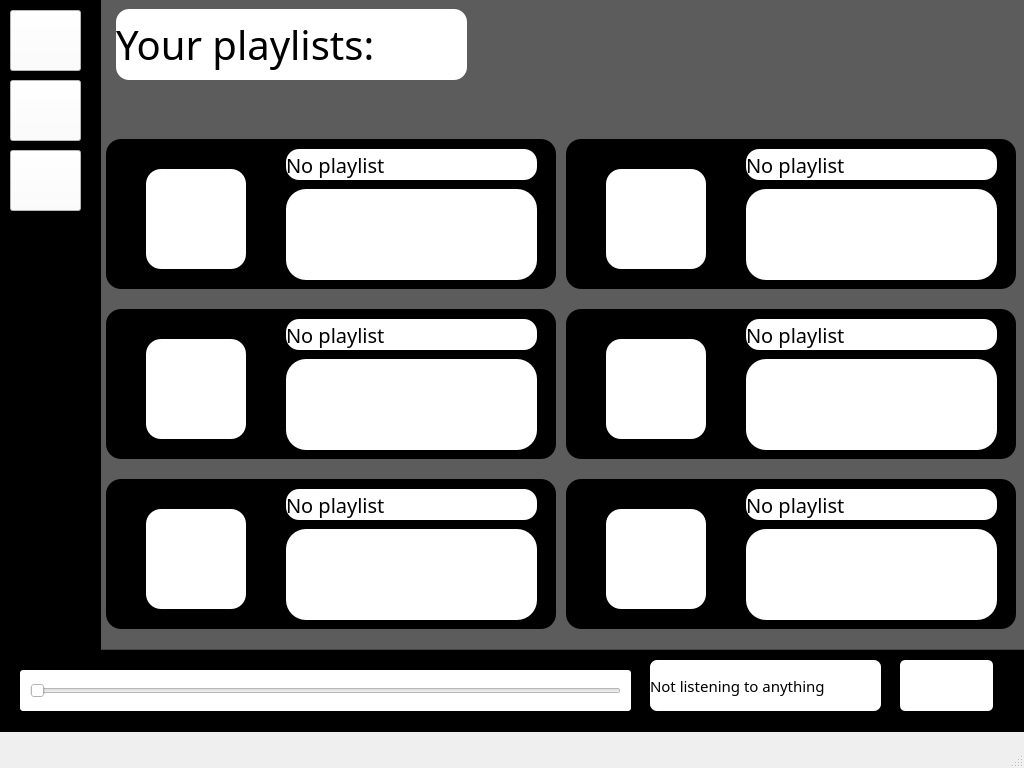
DoMinhTuong/python-app, file ui/mainmenu.ui: the form before one commit.
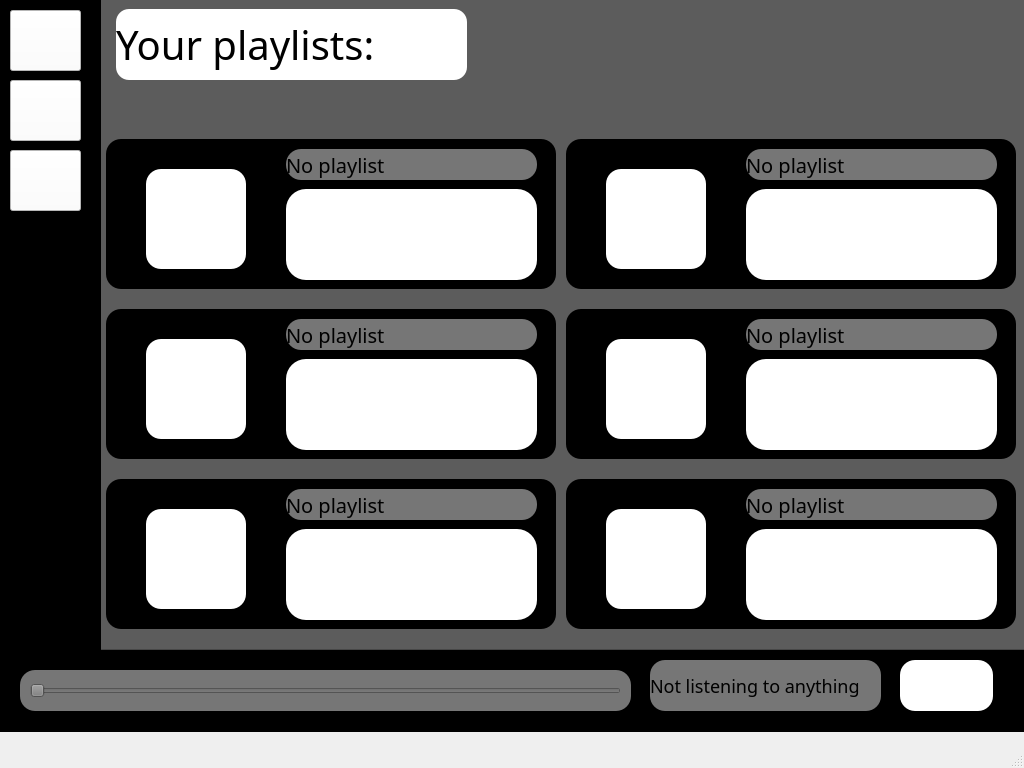
The form after the commit. The open tabs and pages were chosen to show the change. Icons and pictures are not drawn.

```diff
--- a/ui/mainmenu.ui
+++ b/ui/mainmenu.ui
@@ -256,12 +256,14 @@
         <property name="font">
          <font>
           <family>Segoe UI Black</family>
-          <pointsize>15</pointsize>
+          <pointsize>-1</pointsize>
          </font>
         </property>
         <property name="styleSheet">
-         <string notr="true">background-color:rgb(255, 255, 255);
-border-radius: 13px;</string>
+         <string notr="true">background-color:rgb(118, 118, 118);
+border-radius: 15px;
+font-size:20px;
+color: rgb(0, 0, 0);</string>
         </property>
         <property name="text">
          <string>No playlist</string>
@@ -349,12 +351,14 @@
         <property name="font">
          <font>
           <family>Segoe UI Black</family>
-          <pointsize>15</pointsize>
+          <pointsize>-1</pointsize>
          </font>
         </property>
         <property name="styleSheet">
-         <string notr="true">background-color:rgb(255, 255, 255);
-border-radius: 13px;</string>
+         <string notr="true">background-color:rgb(118, 118, 118);
+border-radius: 15px;
+font-size:20px;
+color: rgb(0, 0, 0);</string>
         </property>
         <property name="text">
          <string>No playlist</string>
@@ -442,12 +446,14 @@
         <property name="font">
          <font>
           <family>Segoe UI Black</family>
-          <pointsize>15</pointsize>
+          <pointsize>-1</pointsize>
          </font>
         </property>
         <property name="styleSheet">
-         <string notr="true">background-color:rgb(255, 255, 255);
-border-radius: 13px;</string>
+         <string notr="true">background-color:rgb(118, 118, 118);
+border-radius: 15px;
+font-size:20px;
+color: rgb(0, 0, 0);</string>
         </property>
         <property name="text">
          <string>No playlist</string>
@@ -535,12 +541,14 @@
         <property name="font">
          <font>
           <family>Segoe UI Black</family>
-          <pointsize>15</pointsize>
+          <pointsize>-1</pointsize>
          </font>
         </property>
         <property name="styleSheet">
-         <string notr="true">background-color:rgb(255, 255, 255);
-border-radius: 13px;</string>
+         <string notr="true">background-color:rgb(118, 118, 118);
+border-radius: 15px;
+font-size:20px;
+color: rgb(0, 0, 0);</string>
         </property>
         <property name="text">
          <string>No playlist</string>
@@ -628,12 +636,14 @@
         <property name="font">
          <font>
           <family>Segoe UI Black</family>
-          <pointsize>15</pointsize>
+          <pointsize>-1</pointsize>
          </font>
         </property>
         <property name="styleSheet">
-         <string notr="true">background-color:rgb(255, 255, 255);
-border-radius: 13px;</string>
+         <string notr="true">background-color:rgb(118, 118, 118);
+border-radius: 15px;
+font-size:20px;
+color: rgb(0, 0, 0);</string>
         </property>
         <property name="text">
          <string>No playlist</string>
@@ -721,12 +731,14 @@
         <property name="font">
          <font>
           <family>Segoe UI Black</family>
-          <pointsize>15</pointsize>
+          <pointsize>-1</pointsize>
          </font>
         </property>
         <property name="styleSheet">
-         <string notr="true">background-color:rgb(255, 255, 255);
-border-radius: 13px;</string>
+         <string notr="true">background-color:rgb(118, 118, 118);
+border-radius: 15px;
+font-size:20px;
+color: rgb(0, 0, 0);</string>
         </property>
         <property name="text">
          <string>No playlist</string>
@@ -1215,7 +1227,8 @@
      </property>
      <property name="styleSheet">
       <string notr="true">background-color:rgb(255, 255, 255);
-border-radius:5px;</string>
+border-radius: 15px;
+</string>
      </property>
      <property name="text">
       <string/>
@@ -1237,12 +1250,14 @@
      <property name="font">
       <font>
        <family>Segoe UI Black</family>
-       <pointsize>11</pointsize>
+       <pointsize>-1</pointsize>
       </font>
      </property>
      <property name="styleSheet">
-      <string notr="true">background-color:rgb(255, 255, 255);
-border-radius: 7px</string>
+      <string notr="true">background-color:rgb(118, 118, 118);
+border-radius: 15px;
+font-size:18px;
+color: rgb(0, 0, 0);</string>
      </property>
      <property name="text">
       <string>Not listening to anything</string>
@@ -1258,8 +1273,8 @@
       </rect>
      </property>
      <property name="styleSheet">
-      <string notr="true">background-color:rgb(255, 255, 255);
-border-radius:3px;</string>
+      <string notr="true">background-color:rgb(118, 118, 118);
+border-radius: 15px;</string>
      </property>
      <property name="frameShape">
       <enum>QFrame::Shape::StyledPanel</enum>
```
Left out of the diff: 36 changed lines with no effect on the pictures.
